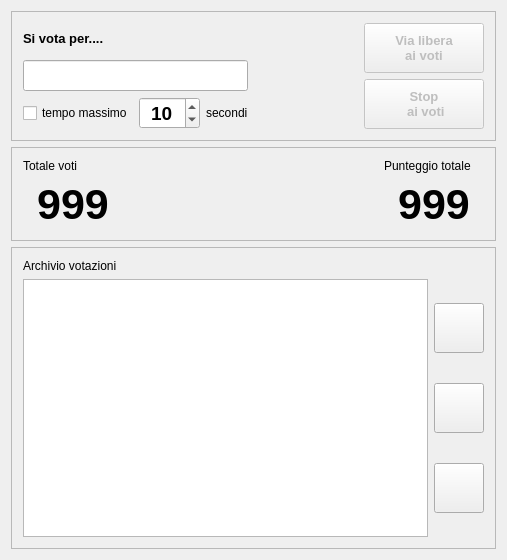
alezz/quickpoll, file mainwindow.ui: the form before one commit.
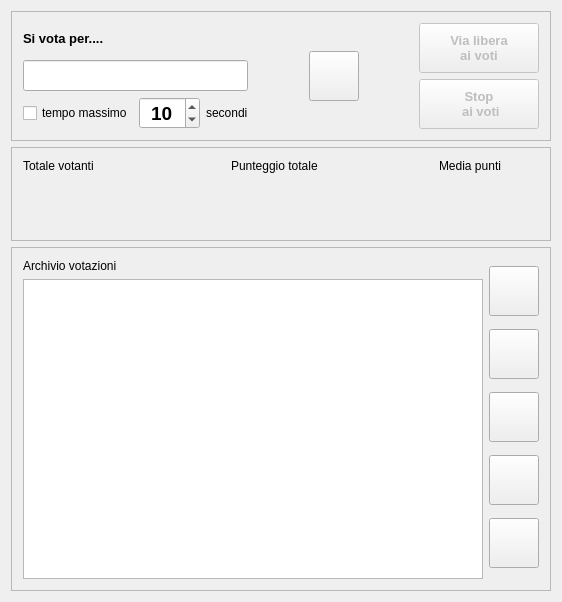
The form after the commit. Icons and pictures are not drawn.

```diff
--- a/mainwindow.ui
+++ b/mainwindow.ui
@@ -6,21 +6,21 @@
    <rect>
     <x>0</x>
     <y>0</y>
-    <width>507</width>
-    <height>560</height>
+    <width>553</width>
+    <height>577</height>
    </rect>
   </property>
   <property name="windowTitle">
    <string>QuickPoll</string>
   </property>
   <widget class="QWidget" name="centralWidget">
-   <layout class="QVBoxLayout" name="verticalLayout_6">
+   <layout class="QVBoxLayout" name="verticalLayout_7">
     <item>
      <widget class="QFrame" name="frame">
       <property name="frameShape">
        <enum>QFrame::StyledPanel</enum>
       </property>
-      <layout class="QHBoxLayout" name="horizontalLayout_4" stretch="0,1,0">
+      <layout class="QHBoxLayout" name="horizontalLayout_2">
        <item>
         <layout class="QVBoxLayout" name="verticalLayout_4">
          <item>
@@ -110,7 +110,40 @@
          </property>
          <property name="sizeHint" stdset="0">
           <size>
-           <width>20</width>
+           <width>30</width>
+           <height>20</height>
+          </size>
+         </property>
+        </spacer>
+       </item>
+       <item>
+        <widget class="QPushButton" name="btnSign">
+         <property name="minimumSize">
+          <size>
+           <width>50</width>
+           <height>50</height>
+          </size>
+         </property>
+         <property name="text">
+          <string/>
+         </property>
+         <property name="icon">
+          <iconset resource="quickpoll.qrc">
+           <normaloff>:/icons/eye</normaloff>:/icons/eye</iconset>
+         </property>
+         <property name="checkable">
+          <bool>true</bool>
+         </property>
+        </widget>
+       </item>
+       <item>
+        <spacer name="horizontalSpacer_4">
+         <property name="orientation">
+          <enum>Qt::Horizontal</enum>
+         </property>
+         <property name="sizeHint" stdset="0">
+          <size>
+           <width>30</width>
            <height>20</height>
           </size>
          </property>
@@ -184,13 +217,13 @@
       <property name="frameShape">
        <enum>QFrame::StyledPanel</enum>
       </property>
-      <layout class="QHBoxLayout" name="horizontalLayout_2">
+      <layout class="QHBoxLayout" name="horizontalLayout_6">
        <item>
         <layout class="QVBoxLayout" name="verticalLayout_2">
          <item>
           <widget class="QLabel" name="label_4">
            <property name="text">
-            <string>Totale voti</string>
+            <string>Totale votanti</string>
            </property>
           </widget>
          </item>
@@ -210,7 +243,7 @@
             </font>
            </property>
            <property name="text">
-            <string>999</string>
+            <string/>
            </property>
            <property name="alignment">
             <set>Qt::AlignCenter</set>
@@ -226,7 +259,7 @@
          </property>
          <property name="sizeHint" stdset="0">
           <size>
-           <width>252</width>
+           <width>20</width>
            <height>20</height>
           </size>
          </property>
@@ -257,7 +290,54 @@
             </font>
            </property>
            <property name="text">
-            <string>999</string>
+            <string/>
+           </property>
+           <property name="alignment">
+            <set>Qt::AlignCenter</set>
+           </property>
+          </widget>
+         </item>
+        </layout>
+       </item>
+       <item>
+        <spacer name="horizontalSpacer_3">
+         <property name="orientation">
+          <enum>Qt::Horizontal</enum>
+         </property>
+         <property name="sizeHint" stdset="0">
+          <size>
+           <width>69</width>
+           <height>20</height>
+          </size>
+         </property>
+        </spacer>
+       </item>
+       <item>
+        <layout class="QVBoxLayout" name="verticalLayout_8">
+         <item>
+          <widget class="QLabel" name="label_6">
+           <property name="text">
+            <string>Media punti</string>
+           </property>
+          </widget>
+         </item>
+         <item>
+          <widget class="QLabel" name="lblAveragePoints">
+           <property name="minimumSize">
+            <size>
+             <width>100</width>
+             <height>50</height>
+            </size>
+           </property>
+           <property name="font">
+            <font>
+             <pointsize>32</pointsize>
+             <weight>75</weight>
+             <bold>true</bold>
+            </font>
+           </property>
+           <property name="text">
+            <string/>
            </property>
            <property name="alignment">
             <set>Qt::AlignCenter</set>
@@ -274,7 +354,9 @@
       <property name="frameShape">
        <enum>QFrame::StyledPanel</enum>
       </property>
-      <layout class="QVBoxLayout" name="verticalLayout_7">
+      <layout class="QHBoxLayout" name="horizontalLayout">
+       <item>
+        <layout class="QVBoxLayout" name="verticalLayout_6">
        <item>
         <widget class="QLabel" name="label_3">
          <property name="text">
@@ -283,9 +365,13 @@
         </widget>
        </item>
        <item>
-        <layout class="QHBoxLayout" name="horizontalLayout">
-         <item>
           <widget class="QTableView" name="tableArchive">
+           <property name="minimumSize">
+            <size>
+             <width>460</width>
+             <height>300</height>
+            </size>
+           </property>
            <property name="editTriggers">
             <set>QAbstractItemView::NoEditTriggers</set>
            </property>
@@ -296,14 +382,19 @@
             <enum>QAbstractItemView::ScrollPerPixel</enum>
            </property>
            <attribute name="verticalHeaderVisible">
-            <bool>true</bool>
+            <bool>false</bool>
            </attribute>
           </widget>
          </item>
+        </layout>
+       </item>
          <item>
           <layout class="QVBoxLayout" name="verticalLayout">
            <item>
-            <widget class="QPushButton" name="btnClear">
+          <widget class="QPushButton" name="btnShow">
+           <property name="enabled">
+            <bool>true</bool>
+           </property>
              <property name="minimumSize">
               <size>
                <width>50</width>
@@ -315,7 +406,10 @@
              </property>
              <property name="icon">
               <iconset resource="quickpoll.qrc">
-               <normaloff>:/icons/new</normaloff>:/icons/new</iconset>
+             <normaloff>:/icons/eye</normaloff>:/icons/eye</iconset>
+           </property>
+           <property name="checkable">
+            <bool>true</bool>
              </property>
             </widget>
            </item>
@@ -347,6 +441,29 @@
                <height>50</height>
               </size>
              </property>
+           <property name="toolTip">
+            <string>Cancella la riga selezionata</string>
+           </property>
+           <property name="text">
+            <string/>
+           </property>
+           <property name="icon">
+            <iconset resource="quickpoll.qrc">
+             <normaloff>:/icons/minus</normaloff>:/icons/minus</iconset>
+           </property>
+          </widget>
+         </item>
+         <item>
+          <widget class="QPushButton" name="btnClear">
+           <property name="minimumSize">
+            <size>
+             <width>50</width>
+             <height>50</height>
+            </size>
+           </property>
+           <property name="toolTip">
+            <string>Cancella tutta la lista</string>
+           </property>
              <property name="text">
               <string/>
              </property>
@@ -356,7 +473,25 @@
              </property>
             </widget>
            </item>
-          </layout>
+         <item>
+          <widget class="QPushButton" name="btnAbout">
+           <property name="minimumSize">
+            <size>
+             <width>50</width>
+             <height>50</height>
+            </size>
+           </property>
+           <property name="toolTip">
+            <string>Cancella tutta la lista</string>
+           </property>
+           <property name="text">
+            <string/>
+           </property>
+           <property name="icon">
+            <iconset resource="quickpoll.qrc">
+             <normaloff>:/icons/question</normaloff>:/icons/question</iconset>
+           </property>
+          </widget>
          </item>
         </layout>
        </item>
```
Left out of the diff: 9 changed lines with no effect on the pictures. Lines whose indentation alone changed are shown as unchanged.
